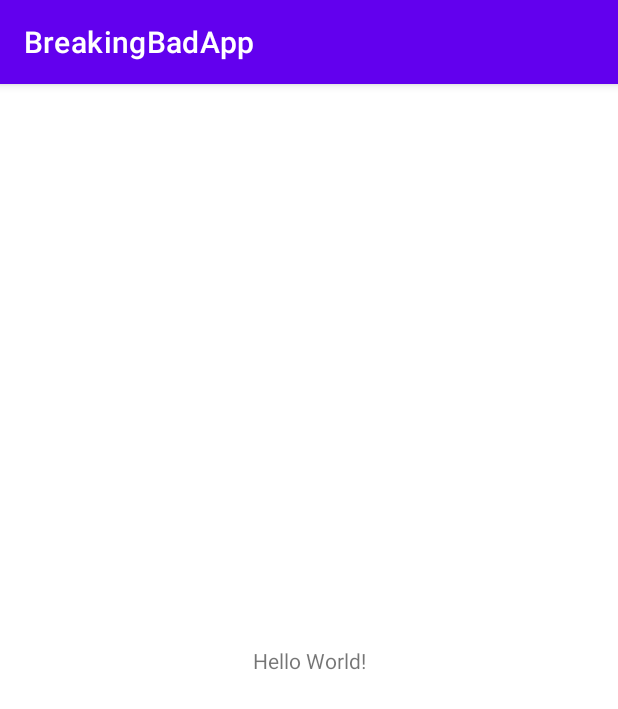
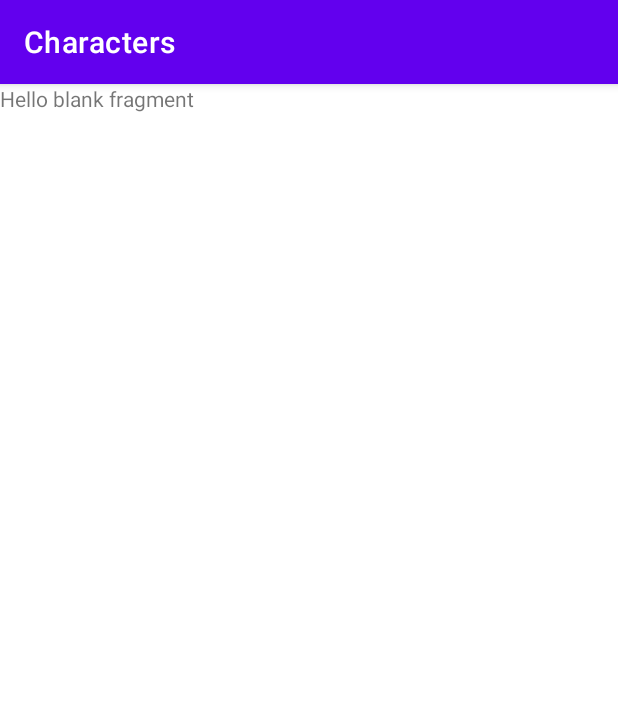
Before and after one commit to GermanHernandez91/BreakingBadApp, an Android app: the screen it shows after launch (MainActivity), on a phone screen of 412 x 824 dp. Shown: the top 709 px of the screen. Run offline under Robolectric (Android 15) with nearby library versions, the phone set to English and light mode, and no system bars; our stand-ins replace Dagger/Hilt's generated code, navigation-ui.

Commit message:
Added navigation and CharactersListFragment.kt

```diff
--- a/app/build.gradle
+++ b/app/build.gradle
@@ -46,6 +46,7 @@ dependencies {
     implementation 'androidx.appcompat:appcompat:1.3.0'
     implementation 'com.google.android.material:material:1.3.0'
     implementation 'androidx.constraintlayout:constraintlayout:2.0.4'
+    implementation 'androidx.legacy:legacy-support-v4:1.0.0'
     testImplementation 'junit:junit:4.+'
     testImplementation "com.google.truth:truth:1.1.3"
     androidTestImplementation 'androidx.test.ext:junit:1.1.2'
--- a/app/src/main/java/com/example/breakingbadapp/ui/MainActivity.kt
+++ b/app/src/main/java/com/example/breakingbadapp/ui/MainActivity.kt
@@ -2,11 +2,28 @@ package com.example.breakingbadapp.ui
 
 import androidx.appcompat.app.AppCompatActivity
 import android.os.Bundle
+import androidx.navigation.NavController
+import androidx.navigation.fragment.NavHostFragment
+import androidx.navigation.ui.setupActionBarWithNavController
 import com.example.breakingbadapp.R
+import dagger.hilt.android.AndroidEntryPoint
 
-class MainActivity : AppCompatActivity() {
+@AndroidEntryPoint
+class MainActivity : AppCompatActivity(R.layout.activity_main) {
+
+    private lateinit var navController: NavController
+
     override fun onCreate(savedInstanceState: Bundle?) {
         super.onCreate(savedInstanceState)
-        setContentView(R.layout.activity_main)
+
+        val navHostFragment = supportFragmentManager
+            .findFragmentById(R.id.mainNavHostFragment) as NavHostFragment
+
+        navController = navHostFragment.navController
+        setupActionBarWithNavController(navController)
+    }
+
+    override fun onSupportNavigateUp(): Boolean {
+        return navController.navigateUp() || super.onSupportNavigateUp()
     }
 }
--- /dev/null
+++ b/app/src/main/java/com/example/breakingbadapp/ui/fragments/characters/CharactersListFragment.kt
@@ -0,0 +1,19 @@
+package com.example.breakingbadapp.ui.fragments.characters
+
+import android.os.Bundle
+import androidx.fragment.app.Fragment
+import android.view.LayoutInflater
+import android.view.View
+import android.view.ViewGroup
+import com.example.breakingbadapp.R
+
+class CharactersListFragment : Fragment() {
+
+    override fun onCreateView(
+        inflater: LayoutInflater, container: ViewGroup?,
+        savedInstanceState: Bundle?
+    ): View? {
+        // Inflate the layout for this fragment
+        return inflater.inflate(R.layout.fragment_characters_list, container, false)
+    }
+}
--- a/app/src/main/res/layout/activity_main.xml
+++ b/app/src/main/res/layout/activity_main.xml
@@ -6,13 +6,16 @@
     android:layout_width="match_parent"
     android:layout_height="match_parent"
     tools:context=".ui.MainActivity">
-    <TextView
-        android:layout_width="wrap_content"
-        android:layout_height="wrap_content"
-        android:text="Hello World!"
-        app:layout_constraintBottom_toBottomOf="parent"
-        app:layout_constraintLeft_toLeftOf="parent"
-        app:layout_constraintRight_toRightOf="parent"
-        app:layout_constraintTop_toTopOf="parent" />
 
-  </androidx.constraintlayout.widget.ConstraintLayout>
+    <androidx.fragment.app.FragmentContainerView
+        android:id="@+id/mainNavHostFragment"
+        android:name="androidx.navigation.fragment.NavHostFragment"
+        android:layout_width="match_parent"
+        android:layout_height="match_parent"
+        app:navGraph="@navigation/main_nav"
+        app:defaultNavHost="true"
+        app:layout_constraintTop_toTopOf="parent"
+        app:layout_constraintStart_toStartOf="parent"
+        app:layout_constraintEnd_toEndOf="parent"
+        app:layout_constraintBottom_toBottomOf="parent" />
+</androidx.constraintlayout.widget.ConstraintLayout>
--- /dev/null
+++ b/app/src/main/res/layout/fragment_characters_list.xml
@@ -0,0 +1,15 @@
+<?xml version="1.0" encoding="utf-8"?>
+<FrameLayout
+    xmlns:android="http://schemas.android.com/apk/res/android"
+    xmlns:tools="http://schemas.android.com/tools"
+    android:layout_width="match_parent"
+    android:layout_height="match_parent"
+    tools:context=".CharactersListFragment">
+
+    <!-- TODO: Update blank fragment layout -->
+    <TextView
+        android:layout_width="match_parent"
+        android:layout_height="match_parent"
+        android:text="@string/hello_blank_fragment" />
+
+</FrameLayout>
--- /dev/null
+++ b/app/src/main/res/navigation/main_nav.xml
@@ -0,0 +1,12 @@
+<?xml version="1.0" encoding="utf-8"?>
+<navigation xmlns:android="http://schemas.android.com/apk/res/android"
+    xmlns:app="http://schemas.android.com/apk/res-auto"
+    xmlns:tools="http://schemas.android.com/tools"
+    android:id="@+id/main_nav"
+    app:startDestination="@id/charactersListFragment">
+
+<fragment
+    android:id="@+id/charactersListFragment"
+    android:name="com.example.breakingbadapp.ui.fragments.characters.CharactersListFragment"
+    android:label="@string/characters_list"
+    tools:layout="@layout/fragment_characters_list" /></navigation>
--- a/app/src/main/res/values/strings.xml
+++ b/app/src/main/res/values/strings.xml
@@ -1,3 +1,6 @@
 <resources>
     <string name="app_name">BreakingBadApp</string>
+    <string name="characters_list">Characters</string>
+    <!-- TODO: Remove or change this placeholder text -->
+    <string name="hello_blank_fragment">Hello blank fragment</string>
 </resources>
```
